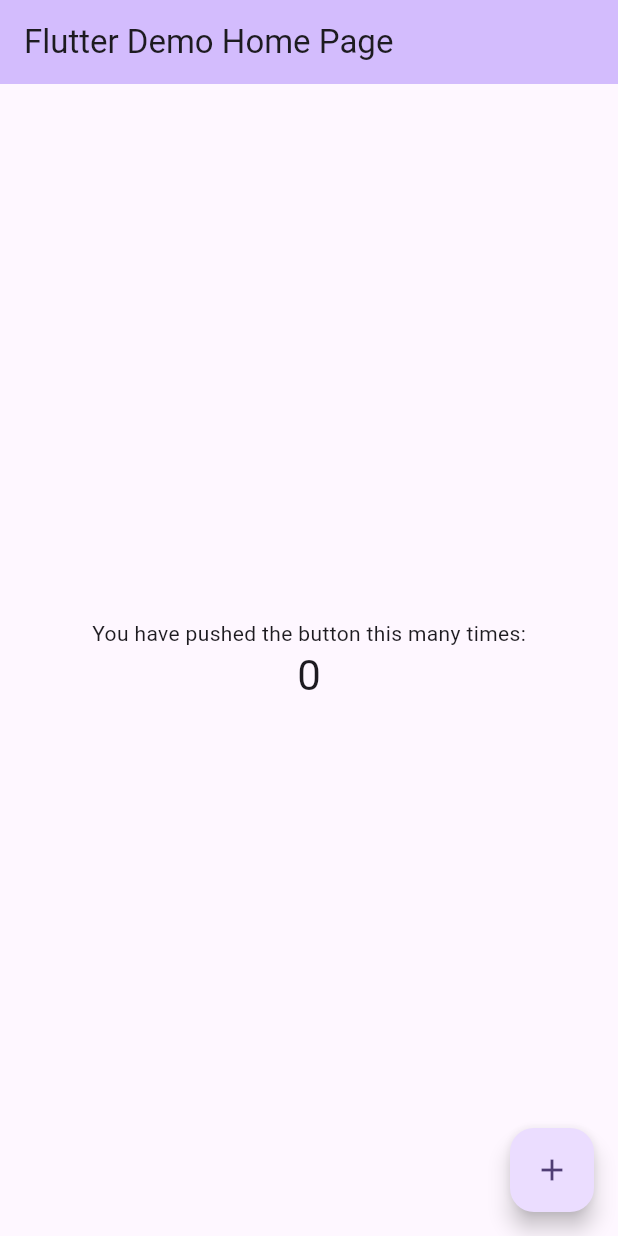
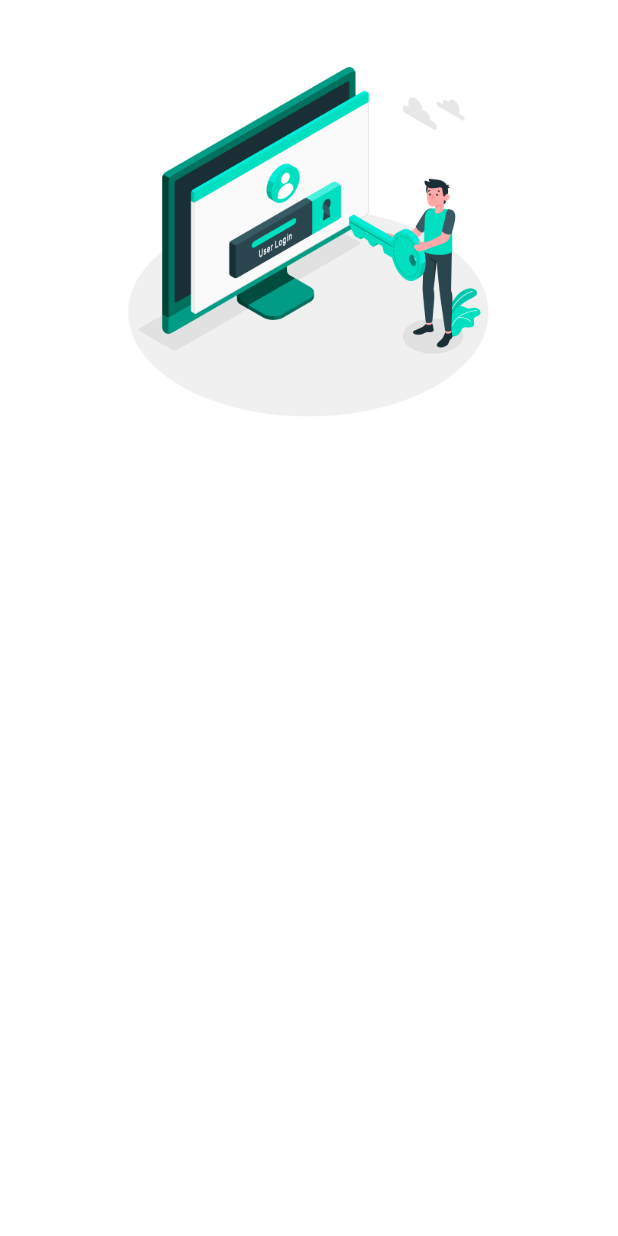
Before and after one commit to MrHamaad/login_form1, a Flutter app: the screen it shows after launch, on a phone screen of 412 x 824 dp. Run offline on Flutter 3.47's test engine with Material 3 defaults, Android fonts, the phone set to English and light mode, and no system bars.

Commit message:
created the login_screen

```diff
--- a/lib/main.dart
+++ b/lib/main.dart
@@ -1,4 +1,5 @@
 import 'package:flutter/material.dart';
+import 'package:login_form/screens/login_screen.dart';
 
 void main() {
   runApp(const MyApp());
@@ -7,116 +8,8 @@ void main() {
 class MyApp extends StatelessWidget {
   const MyApp({super.key});
 
-  // This widget is the root of your application.
   @override
   Widget build(BuildContext context) {
-    return MaterialApp(
-      title: 'Flutter Demo',
-      theme: ThemeData(
-        // This is the theme of your application.
-        //
-        // TRY THIS: Try running your application with "flutter run". You'll see
-        // the application has a purple toolbar. Then, without quitting the app,
-        // try changing the seedColor in the colorScheme below to Colors.green
-        // and then invoke "hot reload" (save your changes or press the "hot
-        // reload" button in a Flutter-supported IDE, or press "r" if you used
-        // the command line to start the app).
-        //
-        // Notice that the counter didn't reset back to zero; the application
-        // state is not lost during the reload. To reset the state, use hot
-        // restart instead.
-        //
-        // This works for code too, not just values: Most code changes can be
-        // tested with just a hot reload.
-        colorScheme: ColorScheme.fromSeed(seedColor: Colors.deepPurple),
-      ),
-      home: const MyHomePage(title: 'Flutter Demo Home Page'),
-    );
+    return LoginScreen();
   }
 }
-
-class MyHomePage extends StatefulWidget {
-  const MyHomePage({super.key, required this.title});
-
-  // This widget is the home page of your application. It is stateful, meaning
-  // that it has a State object (defined below) that contains fields that affect
-  // how it looks.
-
-  // This class is the configuration for the state. It holds the values (in this
-  // case the title) provided by the parent (in this case the App widget) and
-  // used by the build method of the State. Fields in a Widget subclass are
-  // always marked "final".
-
-  final String title;
-
-  @override
-  State<MyHomePage> createState() => _MyHomePageState();
-}
-
-class _MyHomePageState extends State<MyHomePage> {
-  int _counter = 0;
-
-  void _incrementCounter() {
-    setState(() {
-      // This call to setState tells the Flutter framework that something has
-      // changed in this State, which causes it to rerun the build method below
-      // so that the display can reflect the updated values. If we changed
-      // _counter without calling setState(), then the build method would not be
-      // called again, and so nothing would appear to happen.
-      _counter++;
-    });
-  }
-
-  @override
-  Widget build(BuildContext context) {
-    // This method is rerun every time setState is called, for instance as done
-    // by the _incrementCounter method above.
-    //
-    // The Flutter framework has been optimized to make rerunning build methods
-    // fast, so that you can just rebuild anything that needs updating rather
-    // than having to individually change instances of widgets.
-    return Scaffold(
-      appBar: AppBar(
-        // TRY THIS: Try changing the color here to a specific color (to
-        // Colors.amber, perhaps?) and trigger a hot reload to see the AppBar
-        // change color while the other colors stay the same.
-        backgroundColor: Theme.of(context).colorScheme.inversePrimary,
-        // Here we take the value from the MyHomePage object that was created by
-        // the App.build method, and use it to set our appbar title.
-        title: Text(widget.title),
-      ),
-      body: Center(
-        // Center is a layout widget. It takes a single child and positions it
-        // in the middle of the parent.
-        child: Column(
-          // Column is also a layout widget. It takes a list of children and
-          // arranges them vertically. By default, it sizes itself to fit its
-          // children horizontally, and tries to be as tall as its parent.
-          //
-          // Column has various properties to control how it sizes itself and
-          // how it positions its children. Here we use mainAxisAlignment to
-          // center the children vertically; the main axis here is the vertical
-          // axis because Columns are vertical (the cross axis would be
-          // horizontal).
-          //
-          // TRY THIS: Invoke "debug painting" (choose the "Toggle Debug Paint"
-          // action in the IDE, or press "p" in the console), to see the
-          // wireframe for each widget.
-          mainAxisAlignment: MainAxisAlignment.center,
-          children: <Widget>[
-            const Text('You have pushed the button this many times:'),
-            Text(
-              '$_counter',
-              style: Theme.of(context).textTheme.headlineMedium,
-            ),
-          ],
-        ),
-      ),
-      floatingActionButton: FloatingActionButton(
-        onPressed: _incrementCounter,
-        tooltip: 'Increment',
-        child: const Icon(Icons.add),
-      ), // This trailing comma makes auto-formatting nicer for build methods.
-    );
-  }
-}
--- /dev/null
+++ b/lib/screens/login_screen.dart
@@ -0,0 +1,41 @@
+import 'package:flutter/material.dart';
+
+class LoginScreen extends StatefulWidget {
+  const LoginScreen({super.key});
+
+  @override
+  State<LoginScreen> createState() => _LoginScreenState();
+}
+
+class _LoginScreenState extends State<LoginScreen> {
+  @override
+  Widget build(BuildContext context) {
+    return MaterialApp(
+      home: Scaffold(
+        body: Container(
+          color: Colors.white,
+          padding: EdgeInsetsGeometry.symmetric(vertical: 30,horizontal: 10),
+          child: Column(
+            children: [
+              Expanded(
+                child: Container(
+                child: Image.asset("assets/images/login.jpg"),
+                ),
+              ),
+              Expanded(
+                child: Container(
+
+                ),
+              ),
+              Expanded(
+                child: Container(
+
+                ),
+              ),
+            ],
+          ),
+        ),
+      ),
+    );
+  }
+}
```
